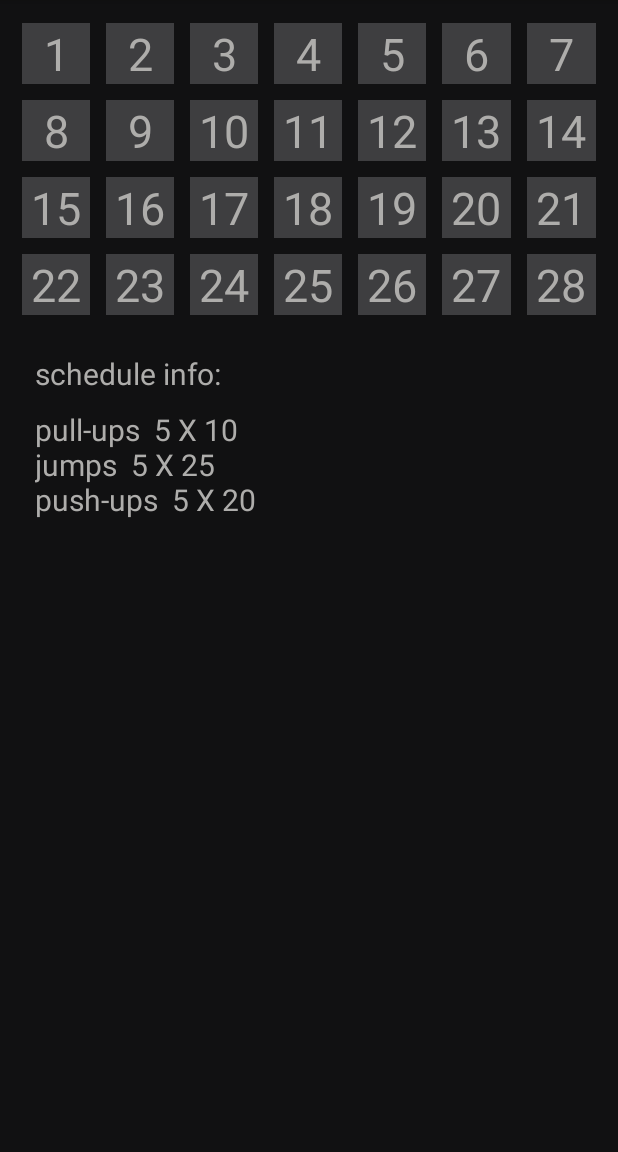
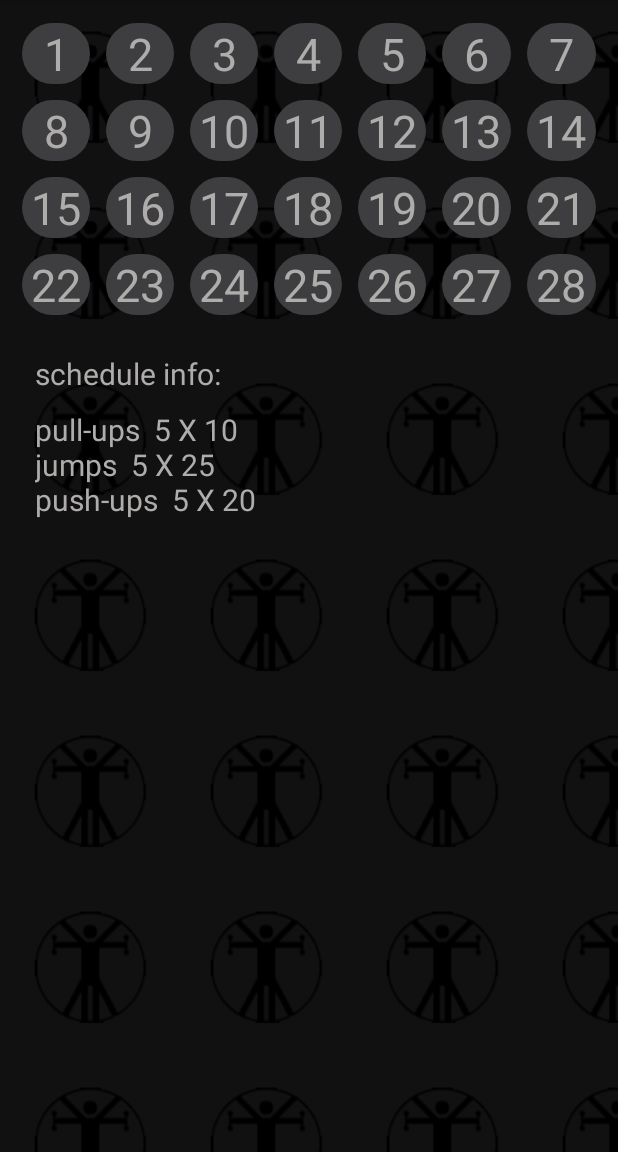
Before and after one commit to pehom/TheTraining2.0, an Android app: the ScheduleActivity screen opened directly, with no data from a screen before it, on a phone screen of 412 x 824 dp, the part 84-1236 px from its top. Run offline under Robolectric (Android 15) with nearby library versions, the phone set to English and light mode, and no system bars.

Commit message:
27.08.2020 moving to home pc

```diff
--- /dev/null
+++ b/app/src/main/res/drawable/background_item_logo_black.xml
@@ -0,0 +1,4 @@
+<?xml version="1.0" encoding="utf-8"?>
+<selector xmlns:android="http://schemas.android.com/apk/res/android">
+
+</selector>
--- /dev/null
+++ b/app/src/main/res/drawable/background_logo_black.xml
@@ -0,0 +1,8 @@
+<?xml version="1.0" encoding="utf-8"?>
+<bitmap xmlns:android="http://schemas.android.com/apk/res/android"
+    android:src="@drawable/logo_black_small_dark"
+    android:tileMode="repeat"
+    android:antialias="true"
+    >
+
+</bitmap>
--- /dev/null
+++ b/app/src/main/res/drawable/bitmap_logo.xml
@@ -0,0 +1,6 @@
+<?xml version="1.0" encoding="utf-8"?>
+<bitmap xmlns:android="http://schemas.android.com/apk/res/android"
+    android:src="@drawable/logo_white"
+    android:tileMode="disabled"
+    android:gravity="center" >
+</bitmap>
--- /dev/null
+++ b/app/src/main/res/drawable/rounded_textview.xml
@@ -0,0 +1,6 @@
+<?xml version="1.0" encoding="utf-8"?>
+<shape xmlns:android="http://schemas.android.com/apk/res/android"
+    android:shape="rectangle">
+        <solid android:color="@color/colorPrimary"/>
+        <corners android:radius="25dp"/>
+</shape>
--- a/app/src/main/res/layout/activity_schedule.xml
+++ b/app/src/main/res/layout/activity_schedule.xml
@@ -5,7 +5,8 @@
     android:layout_width="match_parent"
     android:layout_height="match_parent"
     tools:context=".activities.ScheduleActivity"
-    android:background="@color/colorPrimaryDark">
+    android:background="@drawable/background_logo_black"
+    >
 
     <LinearLayout
         android:id="@+id/tableLinearLayout"
@@ -31,11 +32,12 @@
                 android:layout_height="match_parent"
                 android:layout_margin="5dp"
                 android:layout_weight="1"
-                android:background="@color/colorPrimary"
+                android:background="@drawable/rounded_textview"
                 android:gravity="center"
                 android:textColor="@color/colorAccent"
                 android:textSize="30sp"
-                android:text="1"/>
+                android:text="1"
+                />
 
             <TextView
                 android:id="@+id/day2TextView"
@@ -43,7 +45,7 @@
                 android:layout_height="match_parent"
                 android:layout_margin="5dp"
                 android:layout_weight="1"
-                android:background="@color/colorPrimary"
+                android:background="@drawable/rounded_textview"
                 android:gravity="center"
                 android:textColor="@color/colorAccent"
                 android:textSize="30sp"
@@ -55,7 +57,7 @@
                 android:layout_height="match_parent"
                 android:layout_margin="5dp"
                 android:layout_weight="1"
-                android:background="@color/colorPrimary"
+                android:background="@drawable/rounded_textview"
                 android:gravity="center"
                 android:textColor="@color/colorAccent"
                 android:textSize="30sp"
@@ -67,7 +69,7 @@
                 android:layout_height="match_parent"
                 android:layout_margin="5dp"
                 android:layout_weight="1"
-                android:background="@color/colorPrimary"
+                android:background="@drawable/rounded_textview"
                 android:gravity="center"
                 android:textColor="@color/colorAccent"
                 android:textSize="30sp"
@@ -79,7 +81,7 @@
                 android:layout_height="match_parent"
                 android:layout_margin="5dp"
                 android:layout_weight="1"
-                android:background="@color/colorPrimary"
+                android:background="@drawable/rounded_textview"
                 android:gravity="center"
                 android:textColor="@color/colorAccent"
                 android:textSize="30sp"
@@ -91,7 +93,7 @@
                 android:layout_height="match_parent"
                 android:layout_margin="5dp"
                 android:layout_weight="1"
-                android:background="@color/colorPrimary"
+                android:background="@drawable/rounded_textview"
                 android:gravity="center"
                 android:textColor="@color/colorAccent"
                 android:textSize="30sp"
@@ -103,7 +105,7 @@
                 android:layout_height="match_parent"
                 android:layout_margin="5dp"
                 android:layout_weight="1"
-                android:background="@color/colorPrimary"
+                android:background="@drawable/rounded_textview"
                 android:gravity="center"
                 android:textColor="@color/colorAccent"
                 android:textSize="30sp"
@@ -122,7 +124,7 @@
                 android:layout_height="match_parent"
                 android:layout_margin="5dp"
                 android:layout_weight="1"
-                android:background="@color/colorPrimary"
+                android:background="@drawable/rounded_textview"
                 android:gravity="center"
                 android:textColor="@color/colorAccent"
                 android:textSize="30sp"
@@ -134,7 +136,7 @@
                 android:layout_height="match_parent"
                 android:layout_margin="5dp"
                 android:layout_weight="1"
-                android:background="@color/colorPrimary"
+                android:background="@drawable/rounded_textview"
                 android:gravity="center"
                 android:textColor="@color/colorAccent"
                 android:textSize="30sp"
@@ -146,7 +148,7 @@
                 android:layout_height="match_parent"
                 android:layout_margin="5dp"
                 android:layout_weight="1"
-                android:background="@color/colorPrimary"
+                android:background="@drawable/rounded_textview"
                 android:gravity="center"
                 android:textColor="@color/colorAccent"
                 android:textSize="30sp"
@@ -158,7 +160,7 @@
                 android:layout_height="match_parent"
                 android:layout_margin="5dp"
                 android:layout_weight="1"
-                android:background="@color/colorPrimary"
+                android:background="@drawable/rounded_textview"
                 android:gravity="center"
                 android:textColor="@color/colorAccent"
                 android:textSize="30sp"
@@ -170,7 +172,7 @@
                 android:layout_height="match_parent"
                 android:layout_margin="5dp"
                 android:layout_weight="1"
-                android:background="@color/colorPrimary"
+                android:background="@drawable/rounded_textview"
                 android:gravity="center"
                 android:textColor="@color/colorAccent"
                 android:textSize="30sp"
@@ -182,7 +184,7 @@
                 android:layout_height="match_parent"
                 android:layout_margin="5dp"
                 android:layout_weight="1"
-                android:background="@color/colorPrimary"
+                android:background="@drawable/rounded_textview"
                 android:gravity="center"
                 android:textColor="@color/colorAccent"
                 android:textSize="30sp"
@@ -194,7 +196,7 @@
                 android:layout_height="match_parent"
                 android:layout_margin="5dp"
                 android:layout_weight="1"
-                android:background="@color/colorPrimary"
+                android:background="@drawable/rounded_textview"
                 android:gravity="center"
                 android:textColor="@color/colorAccent"
                 android:textSize="30sp"
@@ -213,7 +215,7 @@
                 android:layout_height="match_parent"
                 android:layout_margin="5dp"
                 android:layout_weight="1"
-                android:background="@color/colorPrimary"
+                android:background="@drawable/rounded_textview"
                 android:gravity="center"
                 android:textColor="@color/colorAccent"
                 android:textSize="30sp"
@@ -225,7 +227,7 @@
                 android:layout_height="match_parent"
                 android:layout_margin="5dp"
                 android:layout_weight="1"
-                android:background="@color/colorPrimary"
+                android:background="@drawable/rounded_textview"
                 android:gravity="center"
                 android:textColor="@color/colorAccent"
                 android:textSize="30sp"
@@ -237,7 +239,7 @@
                 android:layout_height="match_parent"
                 android:layout_margin="5dp"
                 android:layout_weight="1"
-                android:background="@color/colorPrimary"
+                android:background="@drawable/rounded_textview"
                 android:gravity="center"
                 android:textColor="@color/colorAccent"
                 android:textSize="30sp"
@@ -249,7 +251,7 @@
                 android:layout_height="match_parent"
                 android:layout_margin="5dp"
                 android:layout_weight="1"
-                android:background="@color/colorPrimary"
+                android:background="@drawable/rounded_textview"
                 android:gravity="center"
                 android:textColor="@color/colorAccent"
                 android:textSize="30sp"
@@ -261,7 +263,7 @@
                 android:layout_height="match_parent"
                 android:layout_margin="5dp"
                 android:layout_weight="1"
-                android:background="@color/colorPrimary"
+                android:background="@drawable/rounded_textview"
                 android:gravity="center"
                 android:textColor="@color/colorAccent"
                 android:textSize="30sp"
@@ -273,7 +275,7 @@
                 android:layout_height="match_parent"
                 android:layout_margin="5dp"
                 android:layout_weight="1"
-                android:background="@color/colorPrimary"
+                android:background="@drawable/rounded_textview"
                 android:gravity="center"
                 android:textColor="@color/colorAccent"
                 android:textSize="30sp"
@@ -285,7 +287,7 @@
                 android:layout_height="match_parent"
                 android:layout_margin="5dp"
                 android:layout_weight="1"
-                android:background="@color/colorPrimary"
+                android:background="@drawable/rounded_textview"
                 android:gravity="center"
                 android:textColor="@color/colorAccent"
                 android:textSize="30sp"
@@ -304,7 +306,7 @@
                 android:layout_height="match_parent"
                 android:layout_margin="5dp"
                 android:layout_weight="1"
-                android:background="@color/colorPrimary"
+                android:background="@drawable/rounded_textview"
                 android:gravity="center"
                 android:textColor="@color/colorAccent"
                 android:textSize="30sp"
@@ -316,7 +318,7 @@
                 android:layout_height="match_parent"
                 android:layout_margin="5dp"
                 android:layout_weight="1"
-                android:background="@color/colorPrimary"
+                android:background="@drawable/rounded_textview"
                 android:gravity="center"
                 android:textColor="@color/colorAccent"
                 android:textSize="30sp"
@@ -328,7 +330,7 @@
                 android:layout_height="match_parent"
                 android:layout_margin="5dp"
                 android:layout_weight="1"
-                android:background="@color/colorPrimary"
+                android:background="@drawable/rounded_textview"
                 android:gravity="center"
                 android:textColor="@color/colorAccent"
                 android:textSize="30sp"
@@ -340,7 +342,7 @@
                 android:layout_height="match_parent"
                 android:layout_margin="5dp"
                 android:layout_weight="1"
-                android:background="@color/colorPrimary"
+                android:background="@drawable/rounded_textview"
                 android:gravity="center"
                 android:textColor="@color/colorAccent"
                 android:textSize="30sp"
@@ -352,7 +354,7 @@
                 android:layout_height="match_parent"
                 android:layout_margin="5dp"
                 android:layout_weight="1"
-                android:background="@color/colorPrimary"
+                android:background="@drawable/rounded_textview"
                 android:gravity="center"
                 android:textColor="@color/colorAccent"
                 android:textSize="30sp"
@@ -364,7 +366,7 @@
                 android:layout_height="match_parent"
                 android:layout_margin="5dp"
                 android:layout_weight="1"
-                android:background="@color/colorPrimary"
+                android:background="@drawable/rounded_textview"
                 android:gravity="center"
                 android:textColor="@color/colorAccent"
                 android:textSize="30sp"
@@ -376,7 +378,7 @@
                 android:layout_height="match_parent"
                 android:layout_margin="5dp"
                 android:layout_weight="1"
-                android:background="@color/colorPrimary"
+                android:background="@drawable/rounded_textview"
                 android:gravity="center"
                 android:textColor="@color/colorAccent"
                 android:textSize="30sp"
--- a/app/src/main/res/layout/training_day_recyclerview_item.xml
+++ b/app/src/main/res/layout/training_day_recyclerview_item.xml
@@ -11,10 +11,10 @@
     <TextView
         android:id="@+id/exerciseTitleTextView"
         android:layout_width="match_parent"
-        android:layout_height="30dp"
+        android:layout_height="wrap_content"
         android:text="TextView"
         android:textColor="@color/colorAccent"
-        android:textSize="20sp"
+        android:textSize="25sp"
         android:gravity="center_vertical"
         app:layout_constraintEnd_toEndOf="parent"
         app:layout_constraintStart_toStartOf="parent"
@@ -29,6 +29,7 @@
         android:orientation="vertical"
         app:layout_constraintTop_toBottomOf="@id/exerciseTitleTextView"
         app:layout_constraintStart_toStartOf="parent"
+        android:layout_marginTop="10dp"
         >
 
     </LinearLayout>
```
Also changed, not shown: app/src/main/java/com/android/pehom/thetraining20/adapters/TrainingDayAdapter.java (+21 -24 lines), app/src/main/res/layout/activity_main.xml (+15 -2 lines), app/src/main/res/drawable/logo_black.png (added), app/src/main/res/drawable/logo_black_small.png (added), app/src/main/res/drawable/logo_black_small_dark.png (added).
